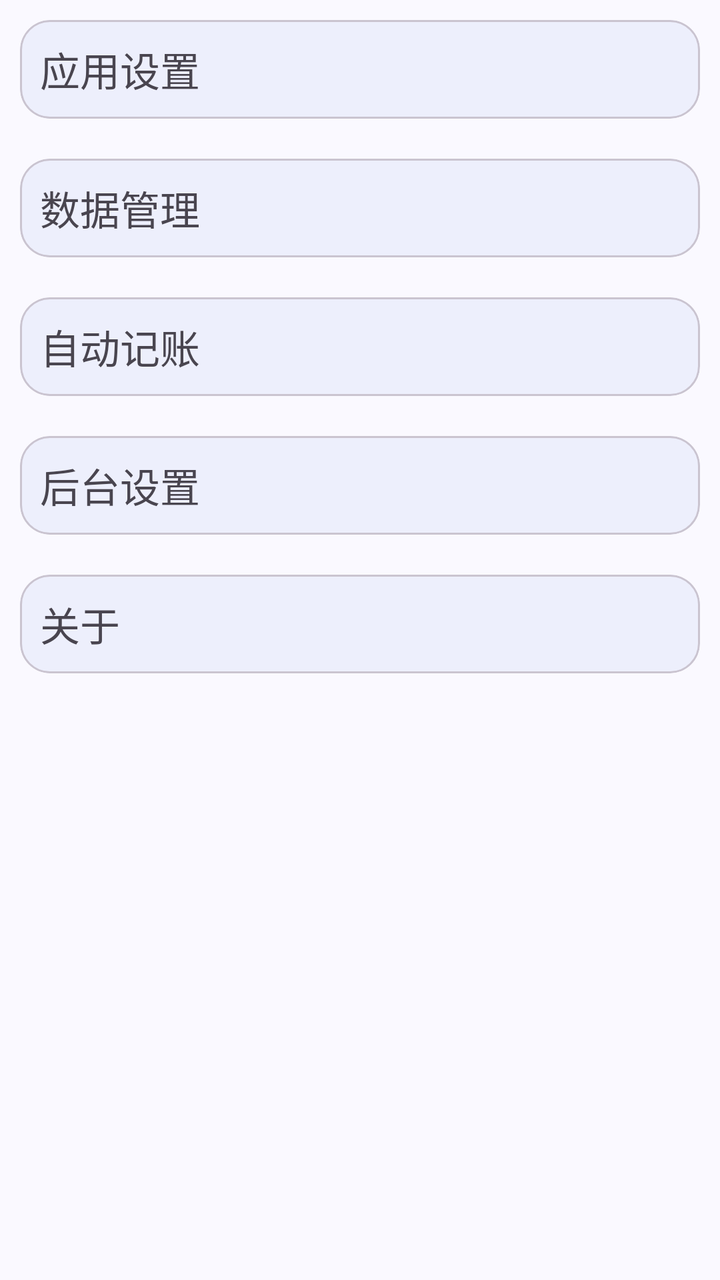
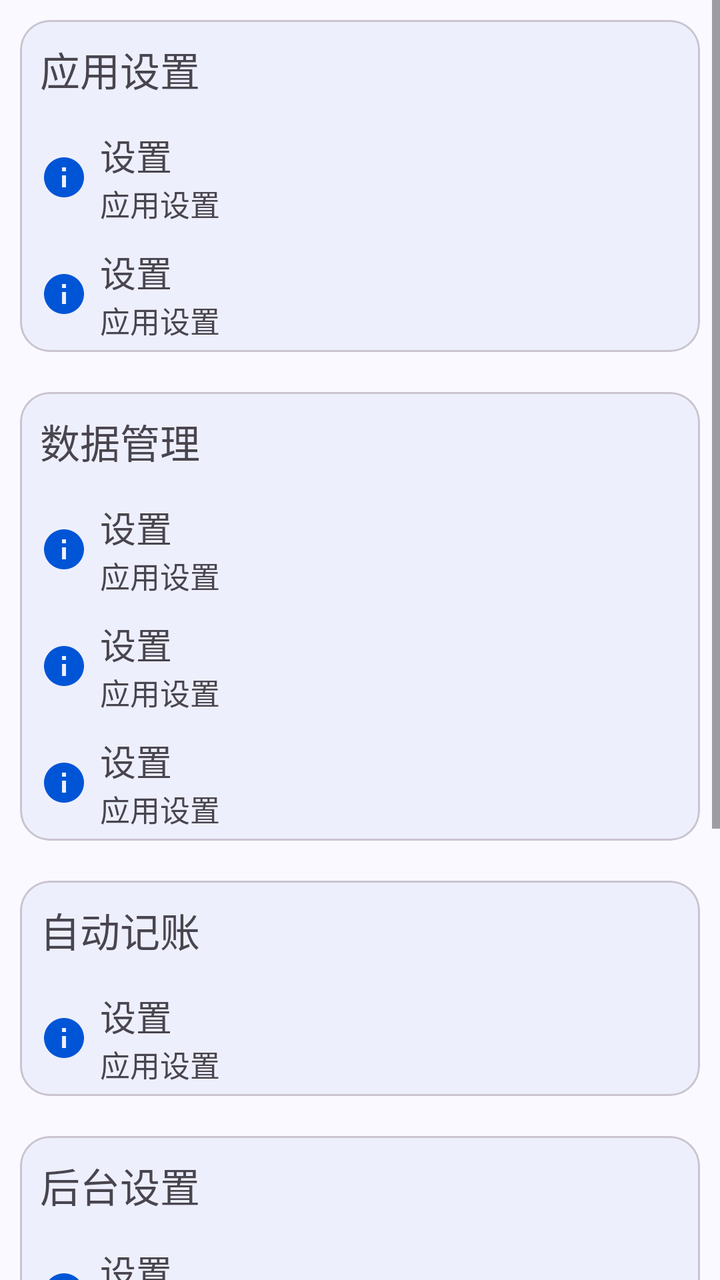

Screens rendered from an Android XML layout before and after an edit, with the pre-edit source and the edit as a unified diff.
<!-- AndroidManifest.xml: application theme Theme.ManagerAssistant.Static -->
<!-- res/layout/fragment_setting.xml -->
<ScrollView xmlns:android="http://schemas.android.com/apk/res/android"
    xmlns:tools="http://schemas.android.com/tools"
    style="@style/CommonPageStyle"
    android:layout_width="match_parent"
    android:layout_height="match_parent"
    android:orientation="vertical"
    tools:context=".ui.setting.SettingFragment">

    <LinearLayout
        android:layout_width="match_parent"
        android:layout_height="wrap_content"
        android:orientation="vertical">

        <com.google.android.material.card.MaterialCardView
            style="@style/ContentCardStyle"
            android:layout_width="match_parent"
            android:layout_height="wrap_content">

            <LinearLayout
                android:id="@+id/app_settings_layout"
                android:layout_width="match_parent"
                android:layout_height="match_parent"
                android:orientation="vertical">

                <com.google.android.material.textview.MaterialTextView
                    style="@style/LabelTextViewStyle"
                    android:layout_width="wrap_content"
                    android:layout_height="wrap_content"
                    android:text="@string/setting" />
            </LinearLayout>
        </com.google.android.material.card.MaterialCardView>

        <com.google.android.material.card.MaterialCardView
            style="@style/ContentCardStyle"
            android:layout_width="match_parent"
            android:layout_height="wrap_content">

            <LinearLayout
                android:id="@+id/data_manage_layout"
                android:layout_width="match_parent"
                android:layout_height="wrap_content"
                android:orientation="vertical">

                <com.google.android.material.textview.MaterialTextView
                    style="@style/LabelTextViewStyle"
                    android:layout_width="wrap_content"
                    android:layout_height="wrap_content"
                    android:text="@string/data_manage" />
            </LinearLayout>
        </com.google.android.material.card.MaterialCardView>

        <com.google.android.material.card.MaterialCardView
            style="@style/ContentCardStyle"
            android:layout_width="match_parent"
            android:layout_height="wrap_content">

            <LinearLayout
                android:id="@+id/auto_bookkeeping_layout"
                android:layout_width="match_parent"
                android:layout_height="wrap_content"
                android:orientation="vertical">

                <com.google.android.material.textview.MaterialTextView
                    style="@style/LabelTextViewStyle"
                    android:layout_width="wrap_content"
                    android:layout_height="wrap_content"
                    android:text="@string/auto_bookkeeping" />

                <LinearLayout
                    android:id="@+id/rule_manage_layout"
                    android:layout_width="match_parent"
                    android:layout_height="wrap_content"
                    android:orientation="vertical"
                    android:visibility="gone" />
            </LinearLayout>
        </com.google.android.material.card.MaterialCardView>

        <com.google.android.material.card.MaterialCardView
            style="@style/ContentCardStyle"
            android:layout_width="match_parent"
            android:layout_height="wrap_content">

            <LinearLayout
                android:id="@+id/background_settings_layout"
                android:layout_width="match_parent"
                android:layout_height="wrap_content"
                android:orientation="vertical">

                <com.google.android.material.textview.MaterialTextView
                    style="@style/LabelTextViewStyle"
                    android:layout_width="wrap_content"
                    android:layout_height="wrap_content"
                    android:text="@string/background_setting" />
            </LinearLayout>
        </com.google.android.material.card.MaterialCardView>

        <com.google.android.material.card.MaterialCardView
            style="@style/ContentCardStyle"
            android:layout_width="match_parent"
            android:layout_height="wrap_content">

            <LinearLayout
                android:id="@+id/about_layout"
                android:layout_width="match_parent"
                android:layout_height="match_parent"
                android:orientation="vertical">

                <com.google.android.material.textview.MaterialTextView
                    style="@style/LabelTextViewStyle"
                    android:layout_width="wrap_content"
                    android:layout_height="wrap_content"
                    android:text="@string/about" />
            </LinearLayout>
        </com.google.android.material.card.MaterialCardView>
    </LinearLayout>
</ScrollView>
<!-- resources referenced by this layout -->
<resources>
  <string name="about">关于</string>
  <string name="auto_bookkeeping">自动记账</string>
  <string name="background_setting">后台设置</string>
  <string name="data_manage">数据管理</string>
  <string name="setting">应用设置</string>
  <style name="CommonPageStyle">
          <item name="android:fitsSystemWindows">true</item>
          <item name="android:background">?attr/colorSurface</item>
      </style>
  <style name="ContentCardStyle">
          <item name="cardBackgroundColor">?attr/colorSurfaceContainerLow</item>
          <item name="cardCornerRadius">15dp</item>
          <item name="android:layout_marginTop">10dp</item>
          <item name="android:layout_marginStart">10dp</item>
          <item name="android:layout_marginEnd">10dp</item>
          <item name="android:layout_marginBottom">10dp</item>
      </style>
  <style name="LabelTextViewStyle">
          <item name="android:paddingStart">10dp</item>
          <item name="android:paddingEnd">10dp</item>
          <item name="android:paddingTop">10dp</item>
          <item name="android:paddingBottom">10dp</item>
          <item name="android:textSize">20sp</item>
      </style>
  <color name="color_primary">#0055d6</color>
  <color name="color_on_primary">#ffffff</color>
  <color name="color_primary_container">#d8e1fe</color>
  <color name="color_secondary_container">#e0e1ff</color>
  <color name="color_surface">#faf9ff</color>
  <color name="color_surface_container">#ebedfa</color>
  <color name="color_surface_container_low">#edeffc</color>
  <style name="ToolBarStyle" parent="Widget.Material3.Toolbar">
          <item name="android:backgroundTint">?attr/colorSurface</item>
          <item name="navigationIconTint">?attr/colorPrimary</item>
          <item name="contentInsetStart">10dp</item>
          <item name="titleTextAppearance">@style/TitleStyle</item>
      </style>
  <style name="TitleStyle">
          <item name="android:textSize">23sp</item>
      </style>
  <!-- unchanged entries left out for length: 1 -->
</resources>

<!-- the commit's change to res/layout/fragment_setting.xml (unified diff, before → after) -->
@@ -27,6 +27,14 @@
                     android:layout_width="wrap_content"
                     android:layout_height="wrap_content"
                     android:text="@string/setting" />
+
+                <include
+                    android:id="@+id/theme_mode_option"
+                    layout="@layout/view_setting_option" />
+
+                <include
+                    android:id="@+id/dynamic_color_option"
+                    layout="@layout/view_setting_option" />
             </LinearLayout>
         </com.google.android.material.card.MaterialCardView>
 
@@ -46,6 +54,18 @@
                     android:layout_width="wrap_content"
                     android:layout_height="wrap_content"
                     android:text="@string/data_manage" />
+
+                <include
+                    android:id="@+id/export_data_option"
+                    layout="@layout/view_setting_option" />
+
+                <include
+                    android:id="@+id/import_data_option"
+                    layout="@layout/view_setting_option" />
+
+                <include
+                    android:id="@+id/clear_account_data_option"
+                    layout="@layout/view_setting_option" />
             </LinearLayout>
         </com.google.android.material.card.MaterialCardView>
 
@@ -65,13 +85,26 @@
                     android:layout_width="wrap_content"
                     android:layout_height="wrap_content"
                     android:text="@string/auto_bookkeeping" />
+
+                <include
+                    android:id="@+id/notification_analysis_switch_option"
+                    layout="@layout/view_setting_option" />
 
                 <LinearLayout
                     android:id="@+id/rule_manage_layout"
                     android:layout_width="match_parent"
                     android:layout_height="wrap_content"
                     android:orientation="vertical"
-                    android:visibility="gone" />
+                    android:visibility="gone">
+
+                    <include
+                        android:id="@+id/rule_manage_option"
+                        layout="@layout/view_setting_option" />
+
+                    <include
+                        android:id="@+id/reset_rule_option"
+                        layout="@layout/view_setting_option" />
+                </LinearLayout>
             </LinearLayout>
         </com.google.android.material.card.MaterialCardView>
 
@@ -91,6 +124,18 @@
                     android:layout_width="wrap_content"
                     android:layout_height="wrap_content"
                     android:text="@string/background_setting" />
+
+                <include
+                    android:id="@+id/hide_background_option"
+                    layout="@layout/view_setting_option" />
+
+                <include
+                    android:id="@+id/auto_start_option"
+                    layout="@layout/view_setting_option" />
+
+                <include
+                    android:id="@+id/battery_optimization_option"
+                    layout="@layout/view_setting_option" />
             </LinearLayout>
         </com.google.android.material.card.MaterialCardView>
 
@@ -110,7 +155,66 @@
                     android:layout_width="wrap_content"
                     android:layout_height="wrap_content"
                     android:text="@string/about" />
+
+                <include
+                    android:id="@+id/about_option"
+                    layout="@layout/view_setting_option" />
+
+                <include
+                    android:id="@+id/update_log_option"
+                    layout="@layout/view_setting_option" />
             </LinearLayout>
         </com.google.android.material.card.MaterialCardView>
     </LinearLayout>
 </ScrollView>
+<!-- res/layout/view_setting_option.xml (included above) -->
+<androidx.constraintlayout.widget.ConstraintLayout xmlns:android="http://schemas.android.com/apk/res/android"
+    xmlns:app="http://schemas.android.com/apk/res-auto"
+    android:id="@+id/constraint_layout"
+    style="@style/SettingOptionStyle"
+    android:layout_width="match_parent"
+    android:layout_height="wrap_content"
+    android:paddingTop="5sp"
+    android:paddingBottom="5sp">
+
+    <LinearLayout
+        android:id="@+id/free_layout"
+        android:layout_width="wrap_content"
+        android:layout_height="wrap_content"
+        android:orientation="horizontal"
+        app:layout_constraintBottom_toBottomOf="parent"
+        app:layout_constraintEnd_toEndOf="parent"
+        app:layout_constraintTop_toTopOf="parent" />
+
+    <ImageView
+        android:id="@+id/icon_view"
+        style="@style/ImageViewStyle"
+        android:layout_width="wrap_content"
+        android:layout_height="wrap_content"
+        android:importantForAccessibility="no"
+        android:src="@drawable/baseline_info_24"
+        app:layout_constraintBottom_toBottomOf="parent"
+        app:layout_constraintStart_toStartOf="parent"
+        app:layout_constraintTop_toTopOf="parent" />
+
+    <com.google.android.material.textview.MaterialTextView
+        android:id="@+id/title_text"
+        android:layout_width="wrap_content"
+        android:layout_height="wrap_content"
+        android:layout_marginStart="40sp"
+        android:text="@string/title_setting"
+        android:textSize="18sp"
+        app:layout_constraintStart_toStartOf="parent"
+        app:layout_constraintTop_toTopOf="parent" />
+
+    <com.google.android.material.textview.MaterialTextView
+        android:id="@+id/description_text"
+        android:layout_width="wrap_content"
+        android:layout_height="wrap_content"
+        android:layout_marginStart="40sp"
+        android:text="@string/setting"
+        android:textColor="?attr/colorControlNormal"
+        android:textSize="15sp"
+        app:layout_constraintStart_toStartOf="parent"
+        app:layout_constraintTop_toBottomOf="@+id/title_text" />
+</androidx.constraintlayout.widget.ConstraintLayout>
<!-- resource entries referenced after the edit -->
@@ -1,10 +1,17 @@
 <!-- resources referenced by this layout -->
 <resources>
+  <!-- drawable baseline_info_24 (drawable) -->
+  <vector xmlns:android="http://schemas.android.com/apk/res/android" android:height="24dp" android:tint="#000000" android:viewportHeight="24" android:viewportWidth="24" android:width="24dp">
+        
+      <path android:fillColor="@android:color/white" android:pathData="M12,2C6.48,2 2,6.48 2,12s4.48,10 10,10 10,-4.48 10,-10S17.52,2 12,2zM13,17h-2v-6h2v6zM13,9h-2L11,7h2v2z"/>
+      
+  </vector>
   <string name="about">关于</string>
   <string name="auto_bookkeeping">自动记账</string>
   <string name="background_setting">后台设置</string>
   <string name="data_manage">数据管理</string>
   <string name="setting">应用设置</string>
+  <string name="title_setting">设置</string>
   <style name="CommonPageStyle">
           <item name="android:fitsSystemWindows">true</item>
           <item name="android:background">?attr/colorSurface</item>
@@ -17,6 +24,11 @@
           <item name="android:layout_marginEnd">10dp</item>
           <item name="android:layout_marginBottom">10dp</item>
       </style>
+  <style name="ImageViewStyle">
+          <item name="backgroundTint">@android:color/transparent</item>
+          <item name="tint">?attr/colorPrimary</item>
+          <item name="android:padding">10sp</item>
+      </style>
   <style name="LabelTextViewStyle">
           <item name="android:paddingStart">10dp</item>
           <item name="android:paddingEnd">10dp</item>
@@ -24,6 +36,29 @@
           <item name="android:paddingBottom">10dp</item>
           <item name="android:textSize">20sp</item>
       </style>
+  <style name="SettingOptionStyle">
+          <item name="android:clickable">true</item>
+          <item name="android:focusable">true</item>
+          <item name="android:background">@drawable/ripple_surface_container_low</item>
+      </style>
+  <!-- drawable ripple_surface_container_low (drawable) -->
+  <?xml version="1.0" encoding="utf-8"?>
+  <ripple xmlns:android="http://schemas.android.com/apk/res/android"
+      android:color="?android:attr/colorControlHighlight"> 
+      
+      <item android:id="@android:id/background">
+          <shape android:shape="rectangle">
+              <solid android:color="?attr/colorSurfaceContainerLow" />
+          </shape>
+      </item>
+  
+      
+      <item android:id="@android:id/mask">
+          <shape android:shape="rectangle">
+              <solid android:color="?attr/colorSurfaceContainerLow" /> 
+          </shape>
+      </item>
+  </ripple>
   <color name="color_primary">#0055d6</color>
   <color name="color_on_primary">#ffffff</color>
   <color name="color_primary_container">#d8e1fe</color>
